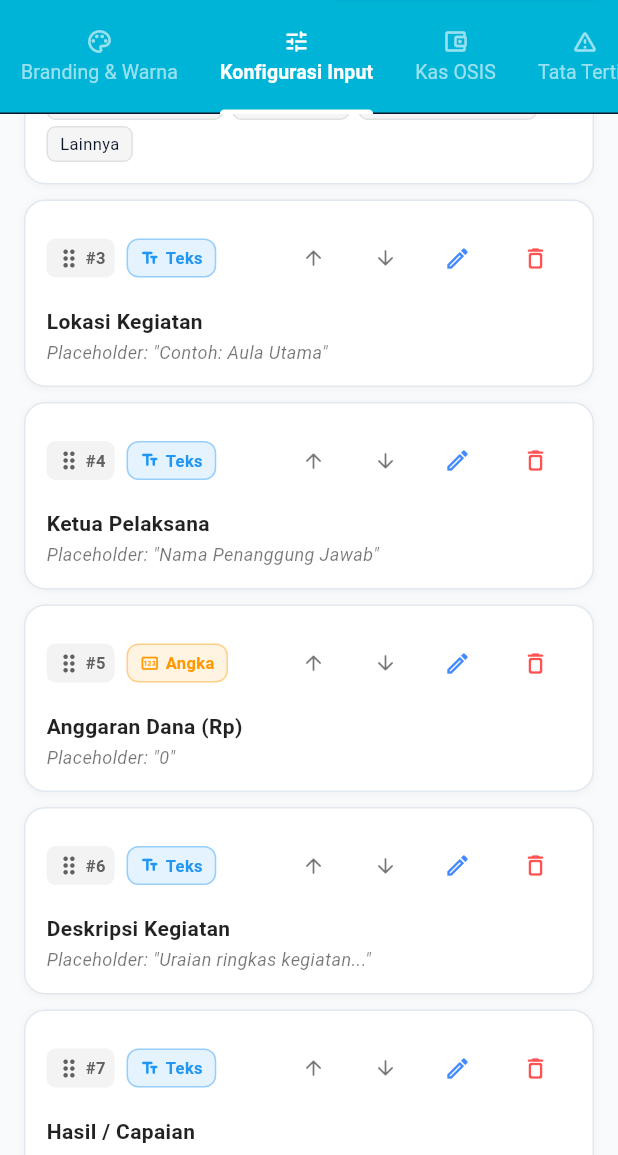
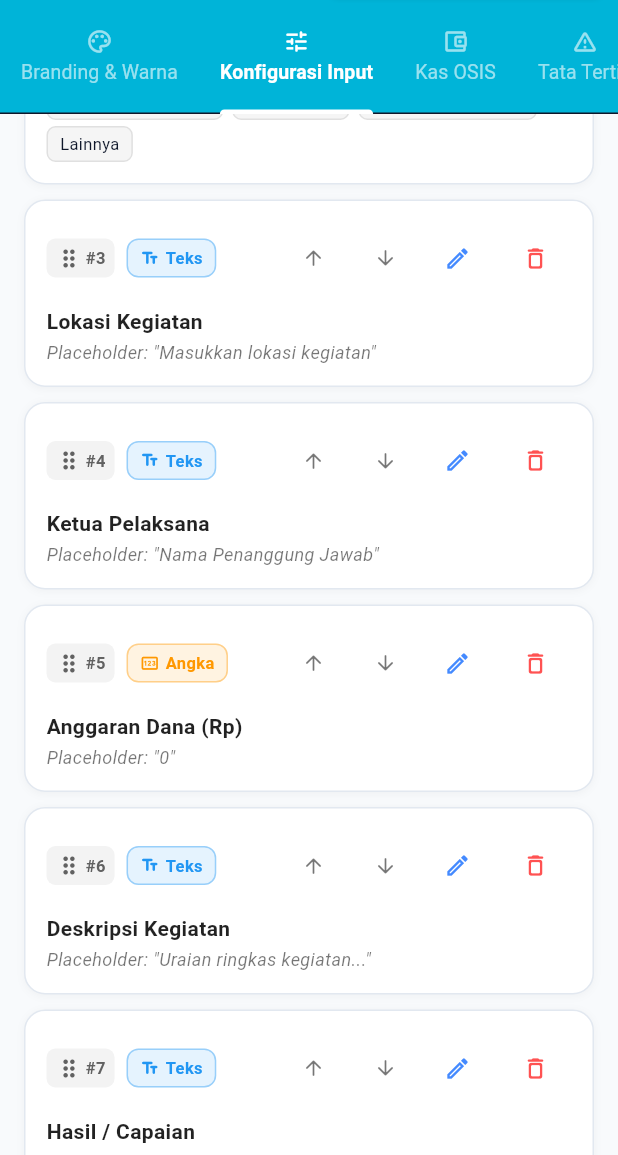
Before and after one commit to ENDY1807/OSIS_Management, a Flutter app: the AdminSettingsScreen screen opened directly, tab 2 chosen, scrolled down 576 dp, after a tap on the "delete outline" icon, on a phone screen of 412 x 824 dp, the part 81-1236 px from its top. Run offline on Flutter 3.47's test engine with Material 3 defaults, Android fonts, the phone set to English and light mode, and no system bars; our stand-ins replace file_picker, fl_chart, flutter_local_notifications, open_filex, pdf, printing and 3 more; missing offline and left inert: excel; accounts and stored records are empty; network calls fail.

Commit message:
Kosongkan nilai awal input field dan ganti placeholder Contoh menjadi Masukkan

```diff
--- a/lib/screens/admin_settings_screen.dart
+++ b/lib/screens/admin_settings_screen.dart
@@ -643,7 +643,7 @@ class _AdminSettingsScreenState extends State<AdminSettingsScreen> with SingleTi
                       controller: labelCtrl,
                       decoration: const InputDecoration(
                         labelText: 'Label Kolom Input *',
-                        hintText: 'Contoh: Lokasi Ruangan / Anggaran',
+                        hintText: 'Masukkan label kolom input',
                         prefixIcon: Icon(Icons.label_outline_rounded),
                         isDense: true,
                       ),
@@ -653,7 +653,7 @@ class _AdminSettingsScreenState extends State<AdminSettingsScreen> with SingleTi
                       controller: placeholderCtrl,
                       decoration: const InputDecoration(
                         labelText: 'Placeholder / Petunjuk Pengisian',
-                        hintText: 'Contoh: Masukkan nama ruangan...',
+                        hintText: 'Masukkan petunjuk pengisian placeholder',
                         prefixIcon: Icon(Icons.help_outline_rounded),
                         isDense: true,
                       ),
@@ -1549,7 +1549,8 @@ class _AdminSettingsScreenState extends State<AdminSettingsScreen> with SingleTi
                 TextField(
                   controller: idCtrl,
                   decoration: const InputDecoration(
-                    labelText: 'ID / Kode Sekbid (contoh: SEKBID11)',
+                    labelText: 'ID / Kode Sekbid',
+                    hintText: 'Masukkan ID atau kode sekbid',
                     prefixIcon: Icon(Icons.key_rounded),
                   ),
                 )
@@ -1564,7 +1565,8 @@ class _AdminSettingsScreenState extends State<AdminSettingsScreen> with SingleTi
               TextField(
                 controller: nameCtrl,
                 decoration: const InputDecoration(
-                  labelText: 'Nama Sekbid / Divisi (contoh: SEKBID 11)',
+                  labelText: 'Nama Sekbid / Divisi',
+                  hintText: 'Masukkan nama sekbid atau divisi',
                   prefixIcon: Icon(Icons.badge_outlined),
                 ),
               ),
@@ -1573,7 +1575,7 @@ class _AdminSettingsScreenState extends State<AdminSettingsScreen> with SingleTi
                 controller: deskCtrl,
                 decoration: const InputDecoration(
                   labelText: 'Deskripsi / Bidang Tugas',
-                  hintText: 'Contoh: Hubungan Masyarakat & Publikasi',
+                  hintText: 'Masukkan deskripsi tugas atau sekbid',
                   prefixIcon: Icon(Icons.description_outlined),
                 ),
               ),
@@ -1874,7 +1876,7 @@ class _AdminSettingsScreenState extends State<AdminSettingsScreen> with SingleTi
               _sectionHeader(title: 'Ekstensi File Diizinkan (${_arsipAllowedExts.length})', icon: Icons.extension_rounded, color: _selectedAccent),
               IconButton(
                 icon: const Icon(Icons.add_circle_outline_rounded, color: Colors.green),
-                onPressed: () => _showAddChipDialog('Ekstensi File (contoh: pdf)', (val) => setState(() => _arsipAllowedExts.add(val.replaceAll('.', '').toLowerCase()))),
+                onPressed: () => _showAddChipDialog('Ekstensi File Baru', (val) => setState(() => _arsipAllowedExts.add(val.replaceAll('.', '').toLowerCase()))),
               ),
             ],
           ),
--- a/lib/screens/kas_osis_screen.dart
+++ b/lib/screens/kas_osis_screen.dart
@@ -163,10 +163,8 @@ class _KasOsisScreenState extends State<KasOsisScreen>
     final isDark = theme.brightness == Brightness.dark;
     final primary = theme.colorScheme.primary;
 
-    final namaKegiatanCtrl = TextEditingController(
-      text: 'Presensi Rapat OSIS ${DateFormat('d MMM yyyy', 'id_ID').format(DateTime.now())}',
-    );
-    final lokasiCtrl = TextEditingController(text: 'Ruang OSIS');
+    final namaKegiatanCtrl = TextEditingController();
+    final lokasiCtrl = TextEditingController();
 
     showModalBottomSheet(
       context: context,
@@ -254,7 +252,7 @@ class _KasOsisScreenState extends State<KasOsisScreen>
                       controller: namaKegiatanCtrl,
                       decoration: const InputDecoration(
                         isDense: true,
-                        hintText: 'Contoh: Rapat Pleno OSIS',
+                        hintText: 'Masukkan nama kegiatan rapat',
                         border: OutlineInputBorder(),
                         contentPadding: EdgeInsets.symmetric(horizontal: 12, vertical: 10),
                       ),
@@ -267,7 +265,7 @@ class _KasOsisScreenState extends State<KasOsisScreen>
                       controller: lokasiCtrl,
                       decoration: const InputDecoration(
                         isDense: true,
-                        hintText: 'Contoh: Ruang OSIS / Aula',
+                        hintText: 'Masukkan lokasi kegiatan',
                         border: OutlineInputBorder(),
                         contentPadding: EdgeInsets.symmetric(horizontal: 12, vertical: 10),
                       ),
@@ -441,9 +439,7 @@ class _KasOsisScreenState extends State<KasOsisScreen>
   void _showEditNominalDialog(KasOsisItem item) {
     if (!_canEdit) return;
     final nominalCtrl = TextEditingController(
-      text: item.nominalBayar > 0
-          ? item.nominalBayar.toString()
-          : (_selectedKasSession?.nominalWajib.toString() ?? '5000'),
+      text: item.nominalBayar > 0 ? item.nominalBayar.toString() : '',
     );
     bool tandaiLunas = item.sudahBayar;
 
@@ -522,6 +518,7 @@ class _KasOsisScreenState extends State<KasOsisScreen>
                       prefixText: 'Rp ',
                       isDense: true,
                       border: OutlineInputBorder(),
+                      hintText: 'Masukkan nominal pembayaran',
                     ),
                   ),
                   const SizedBox(height: 10),
@@ -627,7 +624,7 @@ class _KasOsisScreenState extends State<KasOsisScreen>
 
   void _ubahNominalWajibSesi() {
     if (_selectedKasSession == null || !_canEdit) return;
-    final nominalCtrl = TextEditingController(text: _selectedKasSession!.nominalWajib.toString());
+    final nominalCtrl = TextEditingController();
 
     showDialog(
       context: context,
@@ -658,6 +655,7 @@ class _KasOsisScreenState extends State<KasOsisScreen>
                 prefixText: 'Rp ',
                 isDense: true,
                 border: OutlineInputBorder(),
+                hintText: 'Masukkan nominal iuran baru',
               ),
             ),
           ],
@@ -686,9 +684,7 @@ class _KasOsisScreenState extends State<KasOsisScreen>
 
   void _tambahSesiKasBaru() {
     DateTime selectedDate = DateTime.now();
-    final nominalCtrl = TextEditingController(
-      text: AppSettingsService.kasDefaultIuranNotifier.value.toString(),
-    );
+    final nominalCtrl = TextEditingController();
 
     showDialog(
       context: context,
@@ -762,10 +758,11 @@ class _KasOsisScreenState extends State<KasOsisScreen>
               TextField(
                 controller: nominalCtrl,
                 keyboardType: TextInputType.number,
-                decoration: const InputDecoration(
+                decoration: InputDecoration(
                   isDense: true,
-                  border: OutlineInputBorder(),
+                  border: const OutlineInputBorder(),
                   prefixText: 'Rp ',
+                  hintText: 'Masukkan nominal iuran (bawaan: ${_currencyFormat.format(AppSettingsService.kasDefaultIuranNotifier.value)})',
                 ),
               ),
             ],
@@ -774,7 +771,7 @@ class _KasOsisScreenState extends State<KasOsisScreen>
             TextButton(onPressed: () => Navigator.pop(ctx), child: const Text('Batal')),
             ElevatedButton(
               onPressed: () async {
-                final nominal = int.tryParse(nominalCtrl.text.replaceAll(RegExp(r'[^0-9]'), '')) ?? 5000;
+                final nominal = int.tryParse(nominalCtrl.text.replaceAll(RegExp(r'[^0-9]'), '')) ?? AppSettingsService.kasDefaultIuranNotifier.value;
                 Navigator.pop(ctx);
                 final newId = 'kas-${DateTime.now().millisecondsSinceEpoch}';
                 final judul = 'Kas Bulan ${DateFormat('MMMM yyyy', 'id_ID').format(selectedDate)}';
@@ -895,10 +892,8 @@ class _KasOsisScreenState extends State<KasOsisScreen>
 
   void _tambahSesiAbsensiBaru() {
     DateTime selectedDate = DateTime.now();
-    final kegiatanCtrl = TextEditingController(
-      text: 'Rapat Pleno OSIS ${DateFormat('d MMMM yyyy', 'id_ID').format(DateTime.now())}',
-    );
-    final lokasiCtrl = TextEditingController(text: 'Ruang OSIS');
+    final kegiatanCtrl = TextEditingController();
+    final lokasiCtrl = TextEditingController();
 
     showDialog(
       context: context,
@@ -968,7 +963,7 @@ class _KasOsisScreenState extends State<KasOsisScreen>
                   decoration: const InputDecoration(
                     isDense: true,
                     border: OutlineInputBorder(),
-                    hintText: 'Contoh: Rapat Mingguan Pengurus OSIS',
+                    hintText: 'Masukkan nama kegiatan rapat',
                   ),
                 ),
                 const SizedBox(height: 14),
@@ -981,7 +976,7 @@ class _KasOsisScreenState extends State<KasOsisScreen>
                   decoration: const InputDecoration(
                     isDense: true,
                     border: OutlineInputBorder(),
-                    hintText: 'Contoh: Ruang OSIS / Perpustakaan',
+                    hintText: 'Masukkan lokasi kegiatan',
                   ),
                 ),
                 const SizedBox(height: 12),
@@ -1144,7 +1139,7 @@ class _KasOsisScreenState extends State<KasOsisScreen>
                           isDense: true,
                           border: OutlineInputBorder(),
                           prefixText: 'Rp ',
-                          hintText: '0',
+                          hintText: 'Masukkan nominal',
                         ),
                       ),
                       const SizedBox(height: 16),
@@ -1160,8 +1155,8 @@ class _KasOsisScreenState extends State<KasOsisScreen>
                           isDense: true,
                           border: const OutlineInputBorder(),
                           hintText: jenis == 'MASUK'
-                              ? 'Contoh: Iuran kas kegiatan OSIS'
-                              : 'Contoh: Pembelian konsumsi rapat OSIS',
+                              ? 'Masukkan keterangan pemasukan'
+                              : 'Masukkan keterangan pengeluaran',
                           hintStyle: const TextStyle(fontSize: 12),
                         ),
                       ),
@@ -1267,8 +1262,8 @@ class _KasOsisScreenState extends State<KasOsisScreen>
 
   void _tambahAnggotaManual() {
     final namaCtrl = TextEditingController();
-    final kelasCtrl = TextEditingController(text: 'XI RPL 1');
-    final jabatanCtrl = TextEditingController(text: 'Anggota OSIS');
+    final kelasCtrl = TextEditingController();
+    final jabatanCtrl = TextEditingController();
 
     showDialog(
       context: context,
@@ -1293,7 +1288,7 @@ class _KasOsisScreenState extends State<KasOsisScreen>
                 decoration: const InputDecoration(
                   isDense: true,
                   border: OutlineInputBorder(),
-                  hintText: 'Nama lengkap siswa',
+                  hintText: 'Masukkan nama lengkap siswa',
                 ),
               ),
               const SizedBox(height: 12),
@@ -1304,7 +1299,7 @@ class _KasOsisScreenState extends State<KasOsisScreen>
                 decoration: const InputDecoration(
                   isDense: true,
                   border: OutlineInputBorder(),
-                  hintText: 'Contoh: XI RPL 1',
+                  hintText: 'Masukkan kelas siswa',
                 ),
               ),
               const SizedBox(height: 12),
@@ -1315,7 +1310,7 @@ class _KasOsisScreenState extends State<KasOsisScreen>
                 decoration: const InputDecoration(
                   isDense: true,
                   border: OutlineInputBorder(),
-                  hintText: 'Contoh: Sekbid Kewirausahaan / Anggota',
+                  hintText: 'Masukkan jabatan atau sekbid',
                 ),
               ),
             ],
@@ -1738,7 +1733,7 @@ class _KasOsisScreenState extends State<KasOsisScreen>
                           controller: _searchCtrl,
                           onChanged: (val) => setState(() => _searchQuery = val),
                           decoration: InputDecoration(
-                            hintText: 'Cari nama atau kelas...',
+                            hintText: 'Masukkan nama atau kelas untuk mencari...',
                             hintStyle: const TextStyle(fontSize: 12),
                             prefixIcon: const Icon(Icons.search, size: 17),
                             suffixIcon: _searchQuery.isNotEmpty
@@ -2319,7 +2314,7 @@ class _KasOsisScreenState extends State<KasOsisScreen>
                     controller: _searchCtrl,
                     onChanged: (val) => setState(() => _searchQuery = val),
                     decoration: InputDecoration(
-                      hintText: 'Cari nama atau jabatan siswa presensi...',
+                      hintText: 'Masukkan nama atau jabatan untuk mencari presensi...',
                       hintStyle: const TextStyle(fontSize: 12),
                       prefixIcon: const Icon(Icons.search, size: 17),
                       suffixIcon: _searchQuery.isNotEmpty
@@ -3052,7 +3047,7 @@ class _KasOsisScreenState extends State<KasOsisScreen>
                     controller: _searchCtrl,
                     onChanged: (val) => setState(() => _searchQuery = val),
                     decoration: InputDecoration(
-                      hintText: 'Cari nama atau jabatan anggota OSIS...',
+                      hintText: 'Masukkan nama atau jabatan anggota OSIS...',
                       hintStyle: const TextStyle(fontSize: 12),
                       prefixIcon: const Icon(Icons.search, size: 17),
                       suffixIcon: _searchQuery.isNotEmpty
--- a/lib/screens/kebaikan_screen.dart
+++ b/lib/screens/kebaikan_screen.dart
@@ -241,7 +241,7 @@ class _KebaikanScreenState extends State<KebaikanScreen> {
                       controller: fieldTextCtrl,
                       focusNode: focusNode,
                       decoration: InputDecoration(
-                        hintText: 'Ketik nama siswa atau kelas...',
+                        hintText: 'Masukkan nama siswa atau kelas...',
                         prefixIcon: const Icon(Icons.person_search_rounded, color: Color(0xFF10B981)),
                         suffixIcon: selectedSiswa != null
                             ? const Icon(Icons.check_circle_rounded, color: Color(0xFF10B981), size: 20)
@@ -336,7 +336,7 @@ class _KebaikanScreenState extends State<KebaikanScreen> {
                   controller: ketCtrl,
                   maxLines: 3,
                   decoration: const InputDecoration(
-                    hintText: 'Tuliskan tindakan atau kebaikan yang dilakukan siswa...',
+                    hintText: 'Masukkan tindakan atau kebaikan yang dilakukan siswa...',
                     prefixIcon: Padding(
                       padding: EdgeInsets.only(bottom: 40),
                       child: Icon(Icons.edit_note_rounded, color: Color(0xFF10B981)),
@@ -765,7 +765,7 @@ class _KebaikanScreenState extends State<KebaikanScreen> {
             child: TextField(
               controller: _searchCtrl,
               decoration: InputDecoration(
-                hintText: 'Cari siswa, kelas, atau isi kebaikan...',
+                hintText: 'Masukkan nama siswa, kelas, atau isi kebaikan...',
                 prefixIcon: const Icon(Icons.search, size: 20),
                 suffixIcon: _searchQuery.isNotEmpty
                     ? IconButton(
--- a/lib/services/app_settings_service.dart
+++ b/lib/services/app_settings_service.dart
@@ -200,10 +200,10 @@ class AppSettingsService {
 
   static final ValueNotifier<Map<String, List<AppCustomInputField>>> customFieldsNotifier = ValueNotifier({
     'laporan': [
-      AppCustomInputField(id: 'lap_nama', label: 'Nama Kegiatan', type: InputFieldType.text, placeholder: 'Contoh: LDKS 2026', isRequired: true),
+      AppCustomInputField(id: 'lap_nama', label: 'Nama Kegiatan', type: InputFieldType.text, placeholder: 'Masukkan nama kegiatan', isRequired: true),
       AppCustomInputField(id: 'lap_kategori', label: 'Kategori Kegiatan', type: InputFieldType.dropdown, options: ['Kegiatan Rutin', 'Program Unggulan', 'Peringatan Hari Besar', 'Lomba & Kompetisi', 'Bakti Sosial', 'Rapat Kerja & Pleno', 'Lainnya']),
       AppCustomInputField(id: 'lap_tgl', label: 'Tanggal Pelaksanaan', type: InputFieldType.date, isRequired: true),
-      AppCustomInputField(id: 'lap_lokasi', label: 'Lokasi Kegiatan', type: InputFieldType.text, placeholder: 'Contoh: Aula Utama'),
+      AppCustomInputField(id: 'lap_lokasi', label: 'Lokasi Kegiatan', type: InputFieldType.text, placeholder: 'Masukkan lokasi kegiatan'),
       AppCustomInputField(id: 'lap_pj', label: 'Ketua Pelaksana', type: InputFieldType.text, placeholder: 'Nama Penanggung Jawab'),
       AppCustomInputField(id: 'lap_anggaran', label: 'Anggaran Dana (Rp)', type: InputFieldType.number, placeholder: '0'),
       AppCustomInputField(id: 'lap_desk', label: 'Deskripsi Kegiatan', type: InputFieldType.text, placeholder: 'Uraian ringkas kegiatan...'),
@@ -225,7 +225,7 @@ class AppSettingsService {
       AppCustomInputField(id: 'pel_siswa', label: 'Nama Siswa', type: InputFieldType.select, placeholder: 'Pilih siswa...', isRequired: true),
       AppCustomInputField(id: 'pel_tgl', label: 'Tanggal Kejadian', type: InputFieldType.date, isRequired: true),
       AppCustomInputField(id: 'pel_jenis', label: 'Jenis Pelanggaran', type: InputFieldType.select, placeholder: 'Pilih jenis tata tertib...', isRequired: true),
-      AppCustomInputField(id: 'pel_lokasi', label: 'Lokasi Kejadian', type: InputFieldType.text, placeholder: 'Contoh: Kantin / Kelas'),
+      AppCustomInputField(id: 'pel_lokasi', label: 'Lokasi Kejadian', type: InputFieldType.text, placeholder: 'Masukkan lokasi kejadian'),
       AppCustomInputField(id: 'pel_petugas', label: 'Petugas / Saksi', type: InputFieldType.text, placeholder: 'Nama pencatat atau saksi'),
       AppCustomInputField(id: 'pel_sanksi', label: 'Sanksi / Tindak Lanjut', type: InputFieldType.dropdown, options: ['Teguran Lisan', 'Teguran Tertulis (SP 1)', 'Peringatan Keras (SP 2)', 'Pemanggilan Orang Tua (SP 3)', 'Pembersihan Lingkungan', 'Skorsing']),
       AppCustomInputField(id: 'pel_ket', label: 'Keterangan Tambahan', type: InputFieldType.text, placeholder: 'Catatan detail kejadian...'),
```
